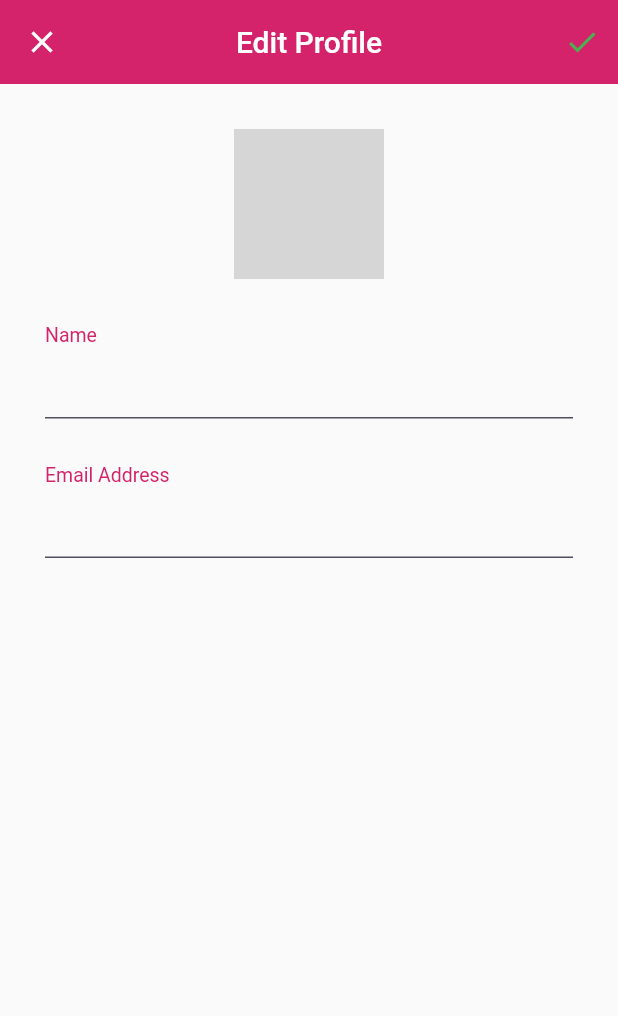
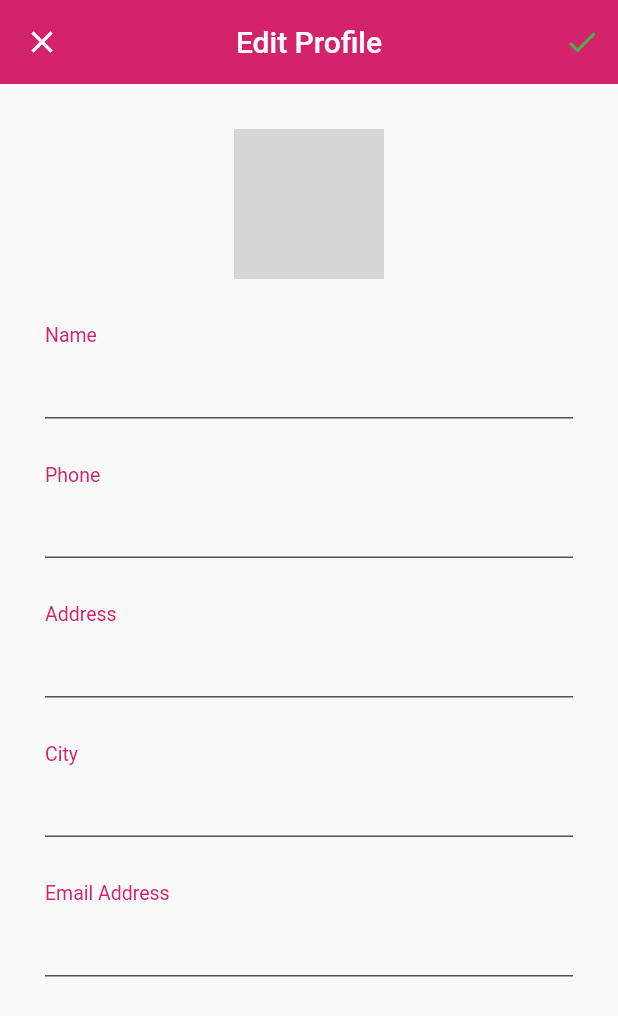
Before and after one commit to yaminmuhammad/pedikia-apps, a Flutter app: the EditProfilePage screen opened by its route, on a phone screen of 412 x 824 dp. Shown: the top 1016 px of the screen. Run offline on Flutter 3.47's test engine with Material 2 defaults, Android fonts, the phone set to English and light mode, and no system bars; our stand-ins replace cached_network_image, carousel_slider, flutter_datetime_picker, google_fonts, lottie, shared_preferences and 1 more; accounts and stored records are empty; network calls fail; grey boxes are pictures that could not be loaded.

Commit message:
add editpage

```diff
--- a/lib/pages/edit_profile_page.dart
+++ b/lib/pages/edit_profile_page.dart
@@ -9,6 +9,49 @@ class EditProfilePage extends StatelessWidget {
   Widget build(BuildContext context) {
     AuthProvider authProvider = Provider.of<AuthProvider>(context);
     UserModel user = authProvider.user;
+
+    TextEditingController nameController =
+        TextEditingController(text: user.name);
+    TextEditingController phoneController =
+        TextEditingController(text: user.phone);
+    TextEditingController addressController =
+        TextEditingController(text: user.address);
+    TextEditingController cityController =
+        TextEditingController(text: user.city);
+    TextEditingController emailController =
+        TextEditingController(text: user.email);
+
+    handleEditProfile() async {
+      if (await authProvider.editProfile(
+        name: nameController.text,
+        phone: phoneController.text,
+        address: addressController.text,
+        city: cityController.text,
+        email: emailController.text,
+        token: authProvider.user.token,
+      )) {
+        ScaffoldMessenger.of(context).showSnackBar(
+          SnackBar(
+            backgroundColor: Colors.green,
+            content: const Text(
+              'Berhasil Update Profile!',
+              textAlign: TextAlign.center,
+            ),
+          ),
+        );
+        Navigator.pushNamed(context, '/home');
+      } else {
+        ScaffoldMessenger.of(context).showSnackBar(
+          SnackBar(
+            backgroundColor: alertColor,
+            content: const Text(
+              'Gagal Update Profile!',
+              textAlign: TextAlign.center,
+            ),
+          ),
+        );
+      }
+    }
 
     Widget header() {
       return AppBar(
@@ -30,7 +73,9 @@ class EditProfilePage extends StatelessWidget {
               Icons.check,
               color: Colors.green,
             ),
-            onPressed: () {},
+            onPressed: () {
+              handleEditProfile();
+            },
           )
         ],
       );
@@ -51,9 +96,106 @@ class EditProfilePage extends StatelessWidget {
               ),
             ),
             TextFormField(
+              controller: nameController,
               style: TextStyle(color: Colors.black),
               decoration: InputDecoration(
                 hintText: user.name,
+                // hintStyle: primaryTextStyle,
+                enabledBorder: UnderlineInputBorder(
+                  borderSide: BorderSide(
+                    color: subtitleColor,
+                  ),
+                ),
+              ),
+            ),
+          ],
+        ),
+      );
+    }
+
+    Widget phoneInput() {
+      return Container(
+        margin: EdgeInsets.only(
+          top: 30,
+        ),
+        child: Column(
+          crossAxisAlignment: CrossAxisAlignment.start,
+          children: [
+            Text(
+              'Phone',
+              style: primaryTextStyle.copyWith(
+                fontSize: 13,
+              ),
+            ),
+            TextFormField(
+              controller: phoneController,
+              style: TextStyle(color: Colors.black),
+              decoration: InputDecoration(
+                hintText: user.phone,
+                // hintStyle: primaryTextStyle,
+                enabledBorder: UnderlineInputBorder(
+                  borderSide: BorderSide(
+                    color: subtitleColor,
+                  ),
+                ),
+              ),
+            ),
+          ],
+        ),
+      );
+    }
+
+    Widget addressInput() {
+      return Container(
+        margin: EdgeInsets.only(
+          top: 30,
+        ),
+        child: Column(
+          crossAxisAlignment: CrossAxisAlignment.start,
+          children: [
+            Text(
+              'Address',
+              style: primaryTextStyle.copyWith(
+                fontSize: 13,
+              ),
+            ),
+            TextFormField(
+              controller: addressController,
+              style: TextStyle(color: Colors.black),
+              decoration: InputDecoration(
+                hintText: user.address,
+                // hintStyle: primaryTextStyle,
+                enabledBorder: UnderlineInputBorder(
+                  borderSide: BorderSide(
+                    color: subtitleColor,
+                  ),
+                ),
+              ),
+            ),
+          ],
+        ),
+      );
+    }
+
+    Widget cityInput() {
+      return Container(
+        margin: EdgeInsets.only(
+          top: 30,
+        ),
+        child: Column(
+          crossAxisAlignment: CrossAxisAlignment.start,
+          children: [
+            Text(
+              'City',
+              style: primaryTextStyle.copyWith(
+                fontSize: 13,
+              ),
+            ),
+            TextFormField(
+              controller: cityController,
+              style: TextStyle(color: Colors.black),
+              decoration: InputDecoration(
+                hintText: user.city,
                 // hintStyle: primaryTextStyle,
                 enabledBorder: UnderlineInputBorder(
                   borderSide: BorderSide(
@@ -82,6 +224,7 @@ class EditProfilePage extends StatelessWidget {
               ),
             ),
             TextFormField(
+              controller: emailController,
               style: TextStyle(color: Colors.black),
               decoration: InputDecoration(
                 hintText: user.email,
@@ -124,6 +267,9 @@ class EditProfilePage extends StatelessWidget {
               ),
             ),
             nameInput(),
+            phoneInput(),
+            addressInput(),
+            cityInput(),
             emailInput(),
           ],
         ),
--- a/lib/providers/auth_provider.dart
+++ b/lib/providers/auth_provider.dart
@@ -60,7 +60,9 @@ class AuthProvider with ChangeNotifier {
 
   Future<bool> editProfile({
     String name,
-    String username,
+    String phone,
+    String address,
+    String city,
     String email,
     String token,
   }) async {
@@ -68,6 +70,9 @@ class AuthProvider with ChangeNotifier {
       UserModel user = await AuthService().editProfile(
         name: name,
         // username: username,
+        phone: phone,
+        address: address,
+        city: city,
         email: email,
         token: token,
       );
--- a/lib/services/auth_service.dart
+++ b/lib/services/auth_service.dart
@@ -91,7 +91,9 @@ class AuthService {
 
   Future<UserModel> editProfile({
     String name,
-    String username,
+    String phone,
+    String address,
+    String city,
     String email,
     String token,
   }) async {
@@ -103,7 +105,9 @@ class AuthService {
     };
     var body = jsonEncode({
       'name': name,
-      // 'username': username,
+      'phone': phone,
+      'address': address,
+      'city': city,
       'email': email,
     });
 
```
Also changed, not shown: lib/pages/checkout_success_page.dart (+27 -27 lines).
